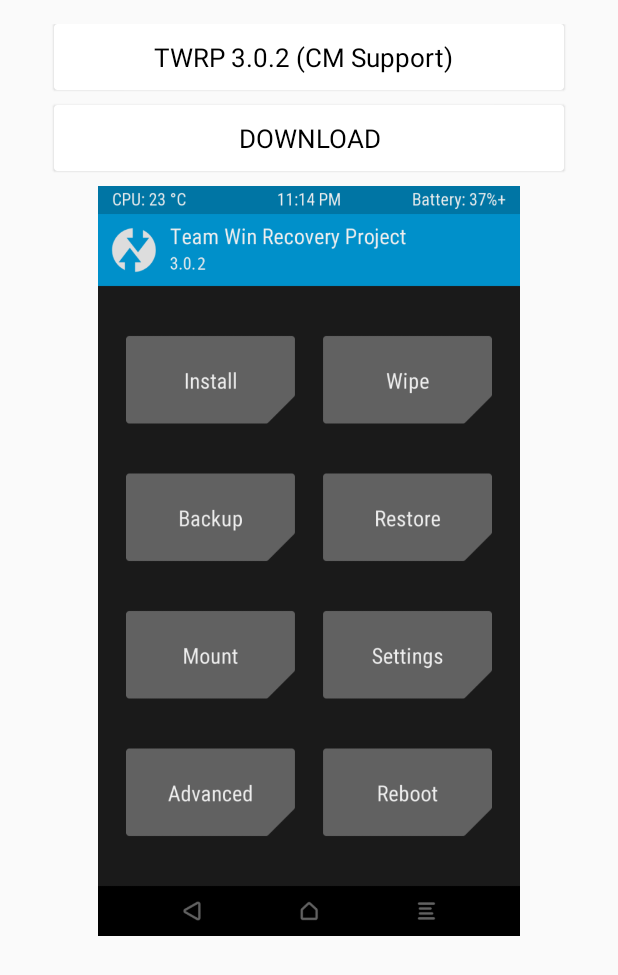
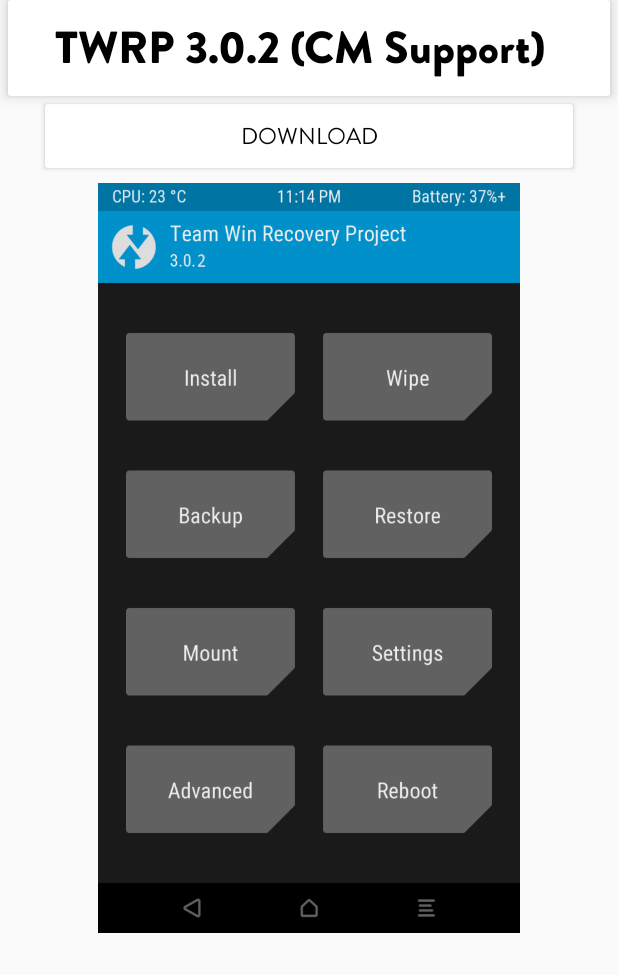
Before and after one commit to harsha20599/LeBox, an Android app: the TWRP screen opened directly, with no data from a screen before it, on a phone screen of 412 x 824 dp. Shown: the top 975 px of the screen. Run offline under Robolectric (Android 15) with nearby library versions, the phone set to English and light mode, and no system bars.

Commit message:
Ripple Color and TWRP layout changed

```diff
--- a/app/build.gradle
+++ b/app/build.gradle
@@ -30,4 +30,5 @@
     compile 'com.android.support:recyclerview-v7:25.0.1'
     compile 'com.joooonho:selectableroundedimageview:1.0.1'
     compile files('libs/YouTubeAndroidPlayerApi.jar')
+    compile 'com.github.chyrta:AndroidOnboarder:0.6'
 }
--- a/app/src/main/java/com/nitwit/idiot/lebox/TWRP.java
+++ b/app/src/main/java/com/nitwit/idiot/lebox/TWRP.java
@@ -2,6 +2,7 @@
 
 import android.app.DownloadManager;
 import android.content.Context;
+import android.graphics.Typeface;
 import android.net.Uri;
 import android.os.AsyncTask;
 import android.os.Environment;
@@ -11,6 +12,7 @@
 import android.view.View;
 import android.webkit.MimeTypeMap;
 import android.webkit.URLUtil;
+import android.widget.TextView;
 import android.widget.Toast;
 
 import java.io.DataInputStream;
@@ -27,6 +29,7 @@
 public class TWRP extends AppCompatActivity {
     CardView download;
     DownloadManager dm;
+    TextView titletxt, txt1;
     @Override
     protected void onCreate(Bundle savedInstanceState) {
         super.onCreate(savedInstanceState);
@@ -44,6 +47,15 @@
             }
         });
 
+        titletxt = (TextView)findViewById(R.id.text0);
+        txt1 = (TextView)findViewById(R.id.text1);
+
+        Typeface BrandonGrotesque = Typeface.createFromAsset(getAssets(), "fonts/BrandonGrotesque-Regular.ttf");
+        Typeface BrandonGrotesqueBlack = Typeface.createFromAsset(getAssets(), "fonts/BrandonGrotesque-Black.ttf");
+
+        titletxt.setTypeface(BrandonGrotesqueBlack);
+        txt1.setTypeface(BrandonGrotesque);
+
     }
 
 }
--- a/app/src/main/res/drawable-v21/ripple_bg.xml
+++ b/app/src/main/res/drawable-v21/ripple_bg.xml
@@ -1,8 +1,11 @@
 <?xml version="1.0" encoding="utf-8"?>
-<ripple
-    xmlns:android="http://schemas.android.com/apk/res/android"
-    android:color="?android:attr/colorControlHighlight">
-    <item
-        android:id="@android:id/mask"
-        android:drawable="@android:color/white"/>
+<ripple xmlns:android="http://schemas.android.com/apk/res/android"
+    xmlns:tools="http://schemas.android.com/tools"
+    android:color="#f89C27B0"
+    tools:targetApi="lollipop">
+    <item android:id="@android:id/mask">
+        <shape android:shape="rectangle">
+            <solid android:color="#f89C27B0" />
+        </shape>
+    </item>
 </ripple>
--- a/app/src/main/res/layout/activity_main.xml
+++ b/app/src/main/res/layout/activity_main.xml
@@ -49,7 +49,7 @@
 
             <TextView
                 android:text="leBox"
-                android:textSize="48dp"
+                android:textSize="70dp"
                 android:paddingTop="10dp"
                 android:paddingBottom="10dp"
                 android:textColor="@color/white"
--- a/app/src/main/res/layout/activity_tutorials.xml
+++ b/app/src/main/res/layout/activity_tutorials.xml
@@ -27,7 +27,8 @@
             android:layout_marginRight="10dp"
             android:layout_marginTop="10dp"
             android:layout_marginBottom="10dp"
-            android:layout_weight="2">
+            android:layout_weight="2"
+            card_view:cardUseCompatPadding="true">
 
             <TextView
                 android:text="Tutorials"
--- a/app/src/main/res/layout/activity_twrp.xml
+++ b/app/src/main/res/layout/activity_twrp.xml
@@ -4,14 +4,13 @@
     android:id="@+id/activity_twrp"
     android:layout_width="match_parent"
     android:layout_height="match_parent"
-    android:paddingBottom="@dimen/activity_vertical_margin"
-    android:paddingLeft="@dimen/activity_horizontal_margin"
-    android:paddingRight="@dimen/activity_horizontal_margin"
-    android:paddingTop="@dimen/activity_vertical_margin"
     tools:context="com.nitwit.idiot.lebox.TWRP">
+
     <ScrollView
         android:layout_width="match_parent"
-    android:layout_height="match_parent">
+        android:layout_height="match_parent"
+        android:layout_alignParentTop="true"
+        android:layout_alignParentStart="true">
         <LinearLayout
             android:orientation="vertical"
             android:layout_width="match_parent"
@@ -27,25 +26,22 @@
                 android:layout_width="match_parent"
                 android:layout_height="0dp"
                 card_view:cardCornerRadius="2dp"
-            android:layout_marginBottom="10dp"
-            android:layout_marginLeft="20dp"
-            android:layout_marginRight="20dp"
-            card_view:cardElevation="1dp"
-            android:layout_weight="1"
-            android:clickable="true"
-            android:foreground="@drawable/ripple_bg"
-            android:stateListAnimator="@anim/lift_on_touch">
+                android:layout_marginBottom="5dp"
+                android:layout_marginLeft="5dp"
+                android:layout_marginRight="5dp"
+                card_view:cardElevation="5dp"
+                android:layout_weight="2">
 
 
                 <TextView
                     android:paddingTop="10dp"
                     android:paddingBottom="10dp"
-                android:id="@+id/text2"
+                    android:id="@+id/text0"
                     android:gravity="center"
                     android:layout_width="match_parent"
                     android:layout_height="match_parent"
                     android:text="TWRP 3.0.2 (CM Support)  "
-                android:textSize="17sp"
+                    android:textSize="30sp"
                     android:textColor="@color/black" />
 
             </android.support.v7.widget.CardView>
@@ -58,9 +54,9 @@
                 android:layout_height="0dp"
                 card_view:cardCornerRadius="2dp"
                 android:layout_marginBottom="10dp"
-            android:layout_marginLeft="20dp"
-            android:layout_marginRight="20dp"
-            card_view:cardElevation="1dp"
+                android:layout_marginLeft="30dp"
+                android:layout_marginRight="30dp"
+                card_view:cardElevation="2dp"
                 android:layout_weight="1"
                 android:clickable="true"
                 android:foreground="@drawable/ripple_bg"
@@ -70,12 +66,12 @@
                 <TextView
                     android:paddingTop="10dp"
                     android:paddingBottom="10dp"
-                android:id="@+id/text3"
+                    android:id="@+id/text1"
                     android:gravity="center"
                     android:layout_width="match_parent"
                     android:layout_height="match_parent"
                     android:text="DOWNLOAD"
-                android:textSize="17sp"
+                    android:textSize="15sp"
                     android:textColor="@color/black" />
 
 
```
Also changed, not shown: app/src/main/java/com/nitwit/idiot/lebox/Bootanim.java (line endings or trailing spaces), app/src/main/res/drawable-v21/iconbg.png, app/src/main/res/drawable-v21/titlecardbg.png, 1 other file. Lines whose indentation alone changed are shown as unchanged.
